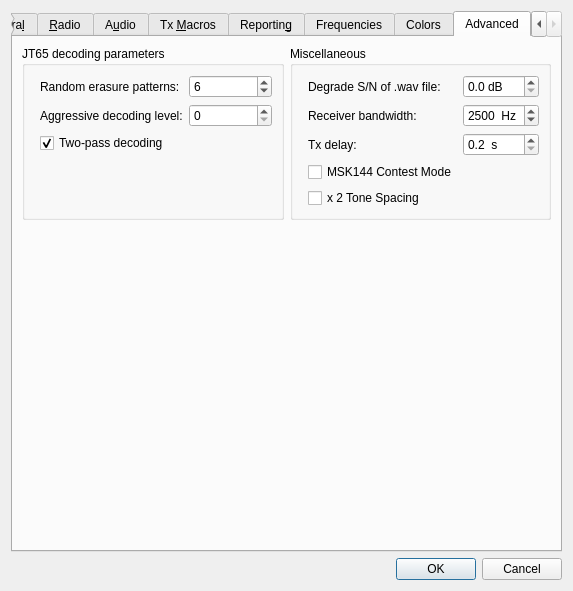
This is Configuration.ui in saitohirga/WSJT-X as Qt 5 draws it before an edit. The edited form follows.
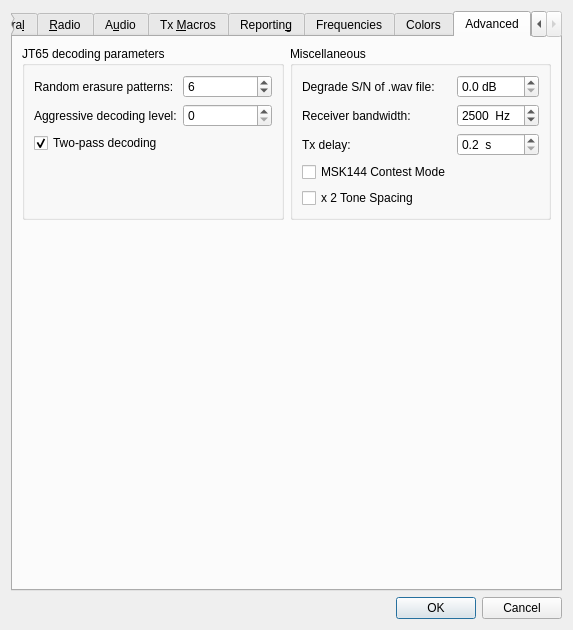
This is the edited form. The open tabs and pages were chosen to show the change.

Commit message: Tidy up the settings advanced tab layout and remove unnecessary elements

```diff
--- a/Configuration.ui
+++ b/Configuration.ui
@@ -2,14 +2,6 @@
 <ui version="4.0">
  <class>configuration_dialog</class>
  <widget class="QDialog" name="configuration_dialog">
-  <property name="geometry">
-   <rect>
-    <x>0</x>
-    <y>0</y>
-    <width>545</width>
-    <height>591</height>
-   </rect>
-  </property>
   <property name="windowTitle">
    <string>Settings</string>
   </property>
@@ -2192,9 +2184,7 @@
           <string>Miscellaneous</string>
          </property>
          <layout class="QFormLayout" name="formLayout_10">
-          <item row="1" column="1">
-           <layout class="QFormLayout" name="formLayout_3">
-            <item row="0" column="0">
+          <item row="2" column="0">
              <widget class="QLabel" name="label_3">
               <property name="text">
                <string>Degrade S/N of .wav file: </string>
@@ -2204,7 +2194,7 @@
               </property>
              </widget>
             </item>
-            <item row="0" column="1">
+          <item row="2" column="1">
              <widget class="QDoubleSpinBox" name="sbDegrade">
               <property name="suffix">
                <string> dB</string>
@@ -2217,14 +2207,17 @@
               </property>
              </widget>
             </item>
-            <item row="1" column="0">
+          <item row="3" column="0">
              <widget class="QLabel" name="label_9">
               <property name="text">
                <string>Receiver bandwidth:</string>
               </property>
-             </widget>
-            </item>
-            <item row="1" column="1">
+            <property name="buddy">
+             <cstring>sbBandwidth</cstring>
+            </property>
+           </widget>
+          </item>
+          <item row="3" column="1">
              <widget class="QSpinBox" name="sbBandwidth">
               <property name="suffix">
                <string>  Hz</string>
@@ -2241,23 +2234,16 @@
              </widget>
             </item>
             <item row="4" column="0">
-             <widget class="QCheckBox" name="cbx2ToneSpacing">
-              <property name="toolTip">
-               <string>&lt;html&gt;&lt;head/&gt;&lt;body&gt;&lt;p&gt;Generate Tx audio with twice the normal tone spacing.  Intended for special LF/MF transmitters that use a divide-by-2 before generating RF.&lt;/p&gt;&lt;/body&gt;&lt;/html&gt;</string>
-              </property>
-              <property name="text">
-               <string>x 2 Tone Spacing</string>
-              </property>
-             </widget>
-            </item>
-            <item row="2" column="0">
              <widget class="QLabel" name="label_11">
               <property name="text">
                <string>Tx delay:</string>
               </property>
-             </widget>
-            </item>
-            <item row="2" column="1">
+            <property name="buddy">
+             <cstring>sbTxDelay</cstring>
+            </property>
+           </widget>
+          </item>
+          <item row="4" column="1">
              <widget class="QDoubleSpinBox" name="sbTxDelay">
               <property name="toolTip">
                <string>Minimum delay between assertion of PTT and start of Tx audio.</string>
@@ -2279,7 +2265,7 @@
               </property>
              </widget>
             </item>
-            <item row="3" column="0">
+          <item row="7" column="0">
              <widget class="QCheckBox" name="cbContestMode">
               <property name="toolTip">
                <string>&lt;html&gt;&lt;head/&gt;&lt;body&gt;&lt;p&gt;Skip Tx2 and Tx3 when Auto-Sequencing.&lt;/p&gt;&lt;/body&gt;&lt;/html&gt;</string>
@@ -2289,7 +2275,15 @@
               </property>
              </widget>
             </item>
-           </layout>
+          <item row="8" column="0">
+           <widget class="QCheckBox" name="cbx2ToneSpacing">
+            <property name="toolTip">
+             <string>&lt;html&gt;&lt;head/&gt;&lt;body&gt;&lt;p&gt;Generate Tx audio with twice the normal tone spacing.  Intended for special LF/MF transmitters that use a divide-by-2 before generating RF.&lt;/p&gt;&lt;/body&gt;&lt;/html&gt;</string>
+            </property>
+            <property name="text">
+             <string>x 2 Tone Spacing</string>
+            </property>
+           </widget>
           </item>
          </layout>
         </widget>
@@ -2303,12 +2297,7 @@
           <string>JT65 decoding parameters</string>
          </property>
          <layout class="QFormLayout" name="formLayout_11">
-          <item row="0" column="1">
-           <layout class="QFormLayout" name="formLayout_2">
-            <property name="fieldGrowthPolicy">
-             <enum>QFormLayout::AllNonFixedFieldsGrow</enum>
-            </property>
-            <item row="0" column="0">
+          <item row="2" column="0">
              <widget class="QLabel" name="label_2">
               <property name="text">
                <string>Random erasure patterns:</string>
@@ -2318,7 +2307,7 @@
               </property>
              </widget>
             </item>
-            <item row="0" column="1">
+          <item row="2" column="1">
              <widget class="QSpinBox" name="sbNtrials">
               <property name="toolTip">
                <string>&lt;html&gt;&lt;head/&gt;&lt;body&gt;&lt;p&gt;Maximum number of erasure patterns for stochastic soft-decision Reed Solomon decoder is 10^(n/2).&lt;/p&gt;&lt;/body&gt;&lt;/html&gt;</string>
@@ -2334,7 +2323,7 @@
               </property>
              </widget>
             </item>
-            <item row="1" column="0">
+          <item row="3" column="0">
              <widget class="QLabel" name="label_4">
               <property name="text">
                <string>Aggressive decoding level:</string>
@@ -2344,7 +2333,7 @@
               </property>
              </widget>
             </item>
-            <item row="1" column="1">
+          <item row="3" column="1">
              <widget class="QSpinBox" name="sbAggressive">
               <property name="toolTip">
                <string>&lt;html&gt;&lt;head/&gt;&lt;body&gt;&lt;p&gt;Higher levels will increase the probability of decoding, but will also increase probability of a false decode.&lt;/p&gt;&lt;/body&gt;&lt;/html&gt;</string>
@@ -2354,7 +2343,7 @@
               </property>
              </widget>
             </item>
-            <item row="2" column="0">
+          <item row="4" column="0">
              <widget class="QCheckBox" name="cbTwoPass">
               <property name="text">
                <string>Two-pass decoding</string>
@@ -2365,8 +2354,6 @@
              </widget>
             </item>
            </layout>
-          </item>
-         </layout>
         </widget>
        </item>
       </layout>
```
Left out of the diff: 36 changed lines with no effect on the pictures. Lines whose indentation alone changed are shown as unchanged. The commit also changes 1 other file.
